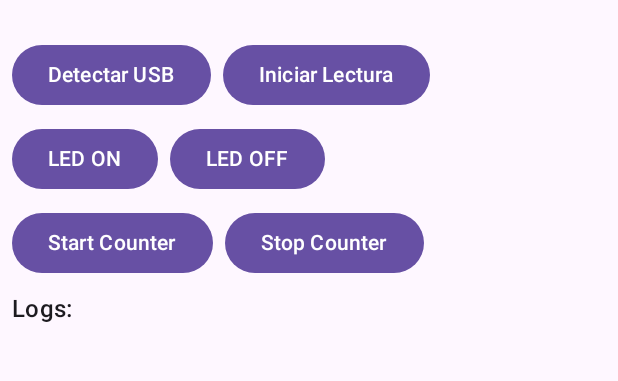
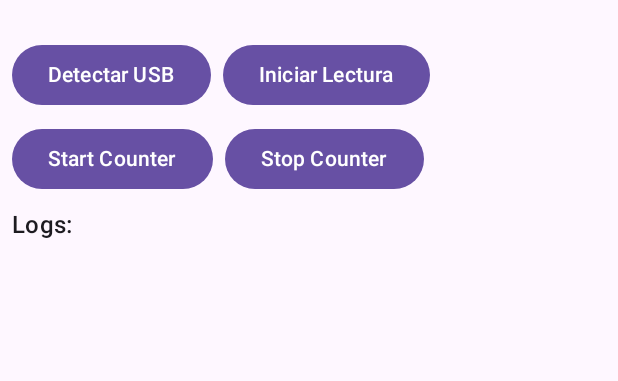
Before and after one commit to ElectronicCats/munchkin-app, an Android app built with Jetpack Compose: the screen it shows after launch (MainActivity), on a phone screen of 412 x 824 dp, the part 69-450 px from its top. Run offline under Robolectric (Android 15) with nearby library versions, the phone set to English and light mode, and no system bars; our stand-ins replace Dagger/Hilt's generated code; libraries missing offline, so code that uses them is left out: androidx.hilt.lifecycle, com.hoho.android.

Commit message:
feat(MainActivity): Agregado Dagger Hilt y Dagger Viewmodels

```diff
--- a/app/src/main/AndroidManifest.xml
+++ b/app/src/main/AndroidManifest.xml
@@ -8,6 +8,7 @@
 
 
     <application
+        android:name=".MunchkinApp"
         android:allowBackup="true"
         android:dataExtractionRules="@xml/data_extraction_rules"
         android:fullBackupContent="@xml/backup_rules"
--- a/app/src/main/java/com/example/munchkin_app/MainActivity.kt
+++ b/app/src/main/java/com/example/munchkin_app/MainActivity.kt
@@ -3,6 +3,7 @@ package com.example.munchkin_app
 import android.os.Bundle
 import androidx.activity.ComponentActivity
 import androidx.activity.compose.setContent
+import androidx.activity.viewModels
 import androidx.compose.foundation.layout.*
 import androidx.compose.foundation.lazy.LazyColumn
 import androidx.compose.foundation.lazy.items
@@ -10,22 +11,21 @@ import androidx.compose.material3.*
 import androidx.compose.runtime.*
 import androidx.compose.ui.Modifier
 import androidx.compose.ui.unit.dp
+import androidx.hilt.lifecycle.viewmodel.compose.hiltViewModel
 import com.example.munchkin_app.UsbHelper
+import dagger.hilt.android.AndroidEntryPoint
 import kotlinx.coroutines.Dispatchers
 import kotlinx.coroutines.launch
 
+@AndroidEntryPoint
 class MainActivity : ComponentActivity() {
 
-    private lateinit var usbHelper: UsbHelper
+    private val usbViewModel: UsbViewModel by viewModels()
 
     override fun onCreate(savedInstanceState: Bundle?) {
         super.onCreate(savedInstanceState)
 
-        usbHelper = UsbHelper(this)
-
-
-        usbHelper.registerReceiver()
-
+        usbViewModel.registerReceiver()
 
         setContent {
             UsbControlUI()
@@ -34,21 +34,13 @@ class MainActivity : ComponentActivity() {
 
     override fun onDestroy() {
         super.onDestroy()
-        usbHelper.unregisterUsbReceiver()
+        usbViewModel.unregisterReceiver()
     }
 
     @OptIn(ExperimentalMaterial3Api::class)
     @Composable
-    fun UsbControlUI() {
-        var logs by remember { mutableStateOf(listOf<String>()) }
-        val scope = rememberCoroutineScope()
-
-        fun appendLog(text: String) {
-            scope.launch(Dispatchers.Main) {
-                logs = logs + text
-            }
-        }
-
+    fun UsbControlUI(viewModel: UsbViewModel = hiltViewModel()) {
+        val logs =viewModel.logs
         Scaffold(
             topBar = {
                 TopAppBar(title = { Text("Munchkin USB Control") })
@@ -62,28 +54,19 @@ class MainActivity : ComponentActivity() {
                     verticalArrangement = Arrangement.spacedBy(8.dp)
                 ) {
                     Row(horizontalArrangement = Arrangement.spacedBy(8.dp)) {
-                        Button(onClick = { usbHelper.detectAndGetPermission(::appendLog) }) {
+                        Button(onClick = { usbViewModel.detectAndGetPermission() }) {
                             Text("Detectar USB")
                         }
-                        Button(onClick = { usbHelper.readSerial(::appendLog) }) {
+                        Button(onClick = { usbViewModel.readSerial() }) {
                             Text("Iniciar Lectura")
                         }
                     }
 
                     Row(horizontalArrangement = Arrangement.spacedBy(8.dp)) {
-                        Button(onClick = { usbHelper.sendLedCommand(true, ::appendLog) }) {
-                            Text("LED ON")
-                        }
-                        Button(onClick = { usbHelper.sendLedCommand(false, ::appendLog) }) {
-                            Text("LED OFF")
-                        }
-                    }
-
-                    Row(horizontalArrangement = Arrangement.spacedBy(8.dp)) {
-                        Button(onClick = { usbHelper.startCounter(::appendLog) }) {
+                        Button(onClick = { usbViewModel.startCounter() }) {
                             Text("Start Counter")
                         }
-                        Button(onClick = { usbHelper.stopCounter(::appendLog) }) {
+                        Button(onClick = { usbViewModel.stopCounter() }) {
                             Text("Stop Counter")
                         }
                     }
--- /dev/null
+++ b/app/src/main/java/com/example/munchkin_app/MunchkinApp.kt
@@ -0,0 +1,7 @@
+package com.example.munchkin_app
+
+import android.app.Application
+import dagger.hilt.android.HiltAndroidApp
+
+@HiltAndroidApp
+class MunchkinApp: Application()
--- /dev/null
+++ b/app/src/main/java/com/example/munchkin_app/UsbViewModel.kt
@@ -0,0 +1,34 @@
+package com.example.munchkin_app
+
+import androidx.compose.runtime.mutableStateListOf
+import androidx.lifecycle.ViewModel
+import dagger.hilt.android.lifecycle.HiltViewModel
+import javax.inject.Inject
+
+@HiltViewModel
+class UsbViewModel @Inject constructor(
+    private val usbHelper: UsbHelper
+) : ViewModel() {
+
+    private val _logs = mutableStateListOf<String>()
+    val logs: List<String> get() = _logs
+
+    fun appendLog(text: String) {
+        _logs.add(text)
+    }
+
+    fun registerReceiver() = usbHelper.registerReceiver()
+    fun unregisterReceiver() = usbHelper.unregisterUsbReceiver()
+
+    fun detectAndGetPermission() =
+        usbHelper.detectAndGetPermission(::appendLog)
+
+    fun readSerial() =
+        usbHelper.readSerial(::appendLog)
+
+    fun startCounter() =
+        usbHelper.startCounter(::appendLog)
+
+    fun stopCounter() =
+        usbHelper.stopCounter(::appendLog)
+}
--- /dev/null
+++ b/app/src/main/java/com/example/munchkin_app/ui/di/AppModule.kt
@@ -0,0 +1,26 @@
+package com.example.munchkin_app.ui.di
+
+import android.content.Context
+import com.example.munchkin_app.UsbHelper
+import dagger.Module
+import dagger.Provides
+import dagger.hilt.InstallIn
+import dagger.hilt.android.qualifiers.ApplicationContext
+import dagger.hilt.components.SingletonComponent
+import javax.inject.Singleton
+
+@Module
+@InstallIn(SingletonComponent::class)
+object AppModule {
+
+    @Provides
+    @Singleton
+    fun provideUsbHelper (
+        @ApplicationContext context: Context
+    ): UsbHelper {
+        return UsbHelper(context)
+    }
+
+
+
+}
--- a/build.gradle.kts
+++ b/build.gradle.kts
@@ -1,6 +1,6 @@
-// Top-level build file where you can add configuration options common to all sub-projects/modules.
 plugins {
     alias(libs.plugins.android.application) apply false
     alias(libs.plugins.kotlin.android) apply false
     alias(libs.plugins.kotlin.compose) apply false
+    id("com.google.dagger.hilt.android") version "2.57.2" apply false
 }
--- a/gradle/libs.versions.toml
+++ b/gradle/libs.versions.toml
@@ -5,6 +5,8 @@ coreKtx = "1.17.0"
 junit = "4.13.2"
 junitVersion = "1.3.0"
 espressoCore = "3.7.0"
+kotlinxCoroutinesAndroid = "1.10.2"
+kotlinxCoroutinesCore = "1.10.2"
 lifecycleRuntimeKtx = "2.9.3"
 activityCompose = "1.10.1"
 composeBom = "2024.09.00"
@@ -13,6 +15,7 @@ navigationCompose = "2.9.3"
 protobufJavalite = "4.32.0"
 protobufKotlin = "4.32.0"
 protobufKotlinVersion = "3.25.1"
+usbSerialForAndroid = "3.9.0"
 
 [libraries]
 androidx-core-ktx = { group = "androidx.core", name = "core-ktx", version.ref = "coreKtx" }
@@ -29,11 +32,14 @@ androidx-ui-tooling-preview = { group = "androidx.compose.ui", name = "ui-toolin
 androidx-ui-test-manifest = { group = "androidx.compose.ui", name = "ui-test-manifest" }
 androidx-ui-test-junit4 = { group = "androidx.compose.ui", name = "ui-test-junit4" }
 androidx-material3 = { group = "androidx.compose.material3", name = "material3" }
+kotlinx-coroutines-android = { module = "org.jetbrains.kotlinx:kotlinx-coroutines-android", version.ref = "kotlinxCoroutinesAndroid" }
+kotlinx-coroutines-core = { module = "org.jetbrains.kotlinx:kotlinx-coroutines-core", version.ref = "kotlinxCoroutinesCore" }
 material3 = { group = "androidx.compose.material3", name = "material3", version.ref = "material3" }
 androidx-navigation-compose = { group = "androidx.navigation", name = "navigation-compose", version.ref = "navigationCompose" }
 protobuf-javalite = { module = "com.google.protobuf:protobuf-javalite", version.ref = "protobufJavalite" }
 protobuf-kotlin = { module = "com.google.protobuf:protobuf-kotlin", version.ref = "protobufKotlin" }
 protobuf-kotlin-v3251 = { module = "com.google.protobuf:protobuf-kotlin", version.ref = "protobufKotlinVersion" }
+usb-serial-for1-android = { module = "com.github.mik3y:usb-serial-for-android", version.ref = "usbSerialForAndroid" }
 
 [plugins]
 android-application = { id = "com.android.application", version.ref = "agp" }
```
Also changed, not shown: app/build.gradle.kts (+15 -3 lines), app/src/main/java/com/example/munchkin_app/UsbHelper.kt (+3 -10 lines).
